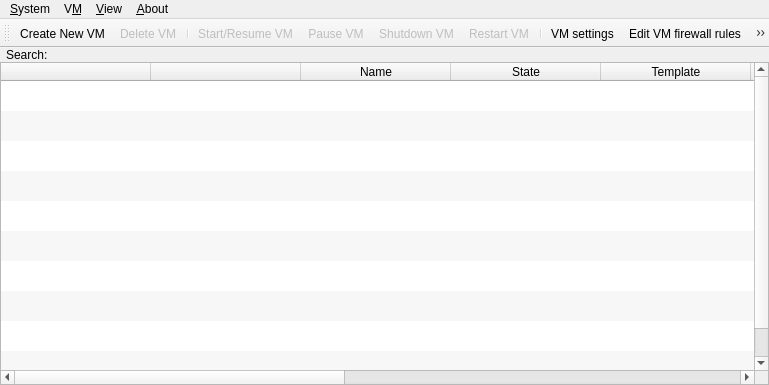
This is ui/qubemanager.ui in QubesOS/qubes-manager as Qt 5 draws it before an edit. The edited form follows.
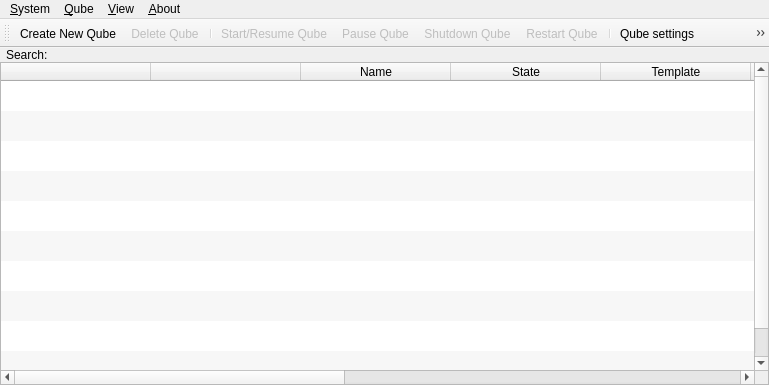
This is the edited form. Icons and pictures are not drawn.

Commit message:
Replaced 'VM' with 'Qube'
Renamed 'VM' to 'Qube' in the user interface for Qube Manager.

Patch:
```diff
--- a/ui/qubemanager.ui
+++ b/ui/qubemanager.ui
@@ -284,7 +284,7 @@
    </widget>
    <widget class="QMenu" name="menu_vm">
     <property name="title">
-     <string>V&amp;M</string>
+     <string>&amp;Qube</string>
     </property>
     <widget class="QMenu" name="logs_menu">
      <property name="title">
@@ -380,7 +380,7 @@
      <normaloff>:/createvm.png</normaloff>:/createvm.png</iconset>
    </property>
    <property name="text">
-    <string>Create &amp;New VM</string>
+    <string>Create &amp;New Qube</string>
    </property>
    <property name="toolTip">
     <string>Create a new VM</string>
@@ -395,7 +395,7 @@
      <normaloff>:/removevm.png</normaloff>:/removevm.png</iconset>
    </property>
    <property name="text">
-    <string>&amp;Delete VM</string>
+    <string>&amp;Delete Qube</string>
    </property>
    <property name="toolTip">
     <string>Remove an existing VM (must be stopped first)</string>
@@ -410,7 +410,7 @@
      <normaloff>:/resumevm.png</normaloff>:/resumevm.png</iconset>
    </property>
    <property name="text">
-    <string>Start/Resume V&amp;M</string>
+    <string>Start/Resu&amp;me Qube</string>
    </property>
    <property name="toolTip">
     <string>Start/Resume selected VM</string>
@@ -425,7 +425,7 @@
      <normaloff>:/pausevm.png</normaloff>:/pausevm.png</iconset>
    </property>
    <property name="text">
-    <string>&amp;Pause VM</string>
+    <string>&amp;Pause Qube</string>
    </property>
    <property name="toolTip">
     <string>Pause selected VM</string>
@@ -440,7 +440,7 @@
      <normaloff>:/shutdownvm.png</normaloff>:/shutdownvm.png</iconset>
    </property>
    <property name="text">
-    <string>&amp;Shutdown VM</string>
+    <string>&amp;Shutdown Qube</string>
    </property>
    <property name="toolTip">
     <string>Shutdown selected VM</string>
@@ -455,7 +455,7 @@
      <normaloff>:/restartvm.png</normaloff>:/restartvm.png</iconset>
    </property>
    <property name="text">
-    <string>Restar&amp;t VM</string>
+    <string>Restar&amp;t Qube</string>
    </property>
    <property name="toolTip">
     <string>Restart selected VM</string>
@@ -485,7 +485,7 @@
      <normaloff>:/updateable.png</normaloff>:/updateable.png</iconset>
    </property>
    <property name="text">
-    <string>&amp;Update VM</string>
+    <string>&amp;Update Qube</string>
    </property>
    <property name="toolTip">
     <string>Update VM system</string>
@@ -497,7 +497,7 @@
      <normaloff>:/firewall.png</normaloff>:/firewall.png</iconset>
    </property>
    <property name="text">
-    <string>Edit VM &amp;firewall rules</string>
+    <string>Edit Qube &amp;firewall rules</string>
    </property>
    <property name="toolTip">
     <string>Edit VM firewall rules</string>
@@ -556,7 +556,7 @@
      <normaloff>:/settings.png</normaloff>:/settings.png</iconset>
    </property>
    <property name="text">
-    <string>VM s&amp;ettings</string>
+    <string>Qube s&amp;ettings</string>
    </property>
    <property name="toolTip">
     <string>VM Settings</string>
@@ -568,7 +568,10 @@
      <normaloff>:/restore.png</normaloff>:/restore.png</iconset>
    </property>
    <property name="text">
-    <string>&amp;Restore VMs from backup</string>
+    <string>&amp;Restore Qubes from backup</string>
+   </property>
+   <property name="toolTip">
+    <string>Restore Qubes from backup</string>
    </property>
   </action>
   <action name="action_backup">
@@ -577,7 +580,10 @@
      <normaloff>:/backup.png</normaloff>:/backup.png</iconset>
    </property>
    <property name="text">
-    <string>&amp;Backup VMs</string>
+    <string>&amp;Backup Qubes</string>
+   </property>
+   <property name="toolTip">
+    <string>Backup Qubes</string>
    </property>
   </action>
   <action name="action_global_settings">
```
Left out of the diff: 45 changed lines with no effect on the pictures. The commit also changes 1 other file.
